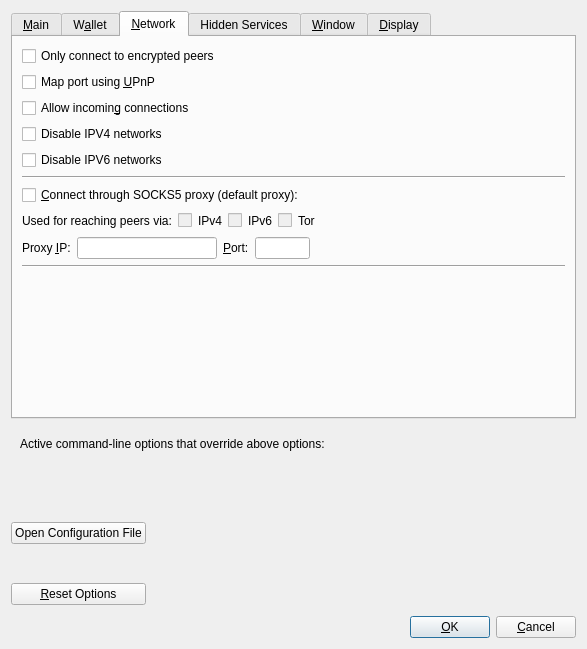
PirateNetwork/pirate, file src/qt/forms/optionsdialog.ui: the form before one commit.
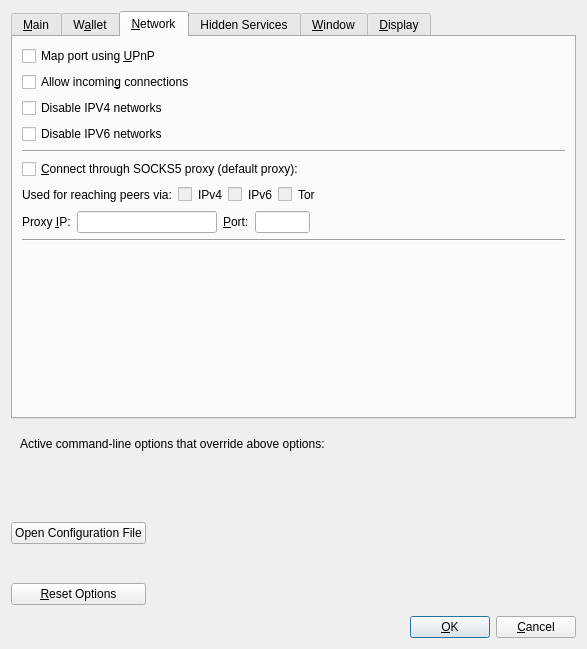
The form after the commit. The open tabs and pages were chosen to show the change. Custom widgets are drawn as their Qt base class.

Commit message: Require TLS for every P2P connection, no toggle; keep -plaintextpeer as the sole per-IP exception

The edit to the form file:
```diff
--- a/src/qt/forms/optionsdialog.ui
+++ b/src/qt/forms/optionsdialog.ui
@@ -337,16 +337,6 @@
        <string>&amp;Network</string>
       </attribute>
       <layout class="QVBoxLayout" name="verticalLayout_2">
-       <item>
-        <widget class="QCheckBox" name="requireTLS">
-         <property name="toolTip">
-          <string>Accept connections from outside.</string>
-         </property>
-         <property name="text">
-          <string>Only connect to encrypted peers</string>
-         </property>
-        </widget>
-       </item>
        <item>
         <widget class="QCheckBox" name="mapPortUpnp">
          <property name="toolTip">
```
The commit also changes 10 other files.
